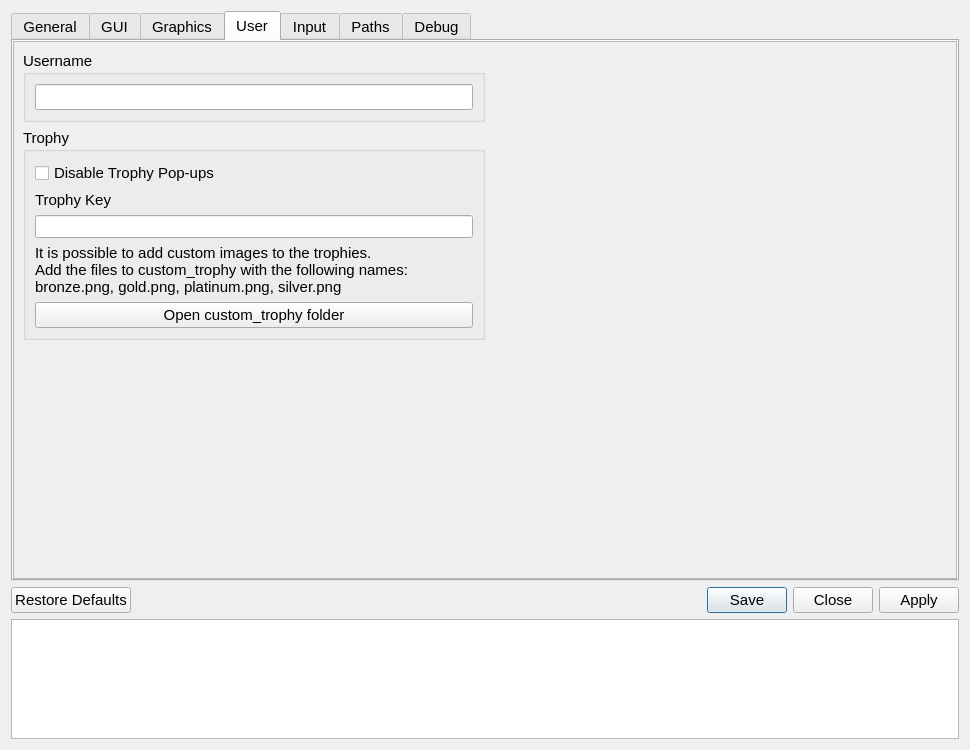
The window that src/qt_gui/settings_dialog.ui (shadps4-emu/shadPS4) describes before a commit, drawn with Qt 5.
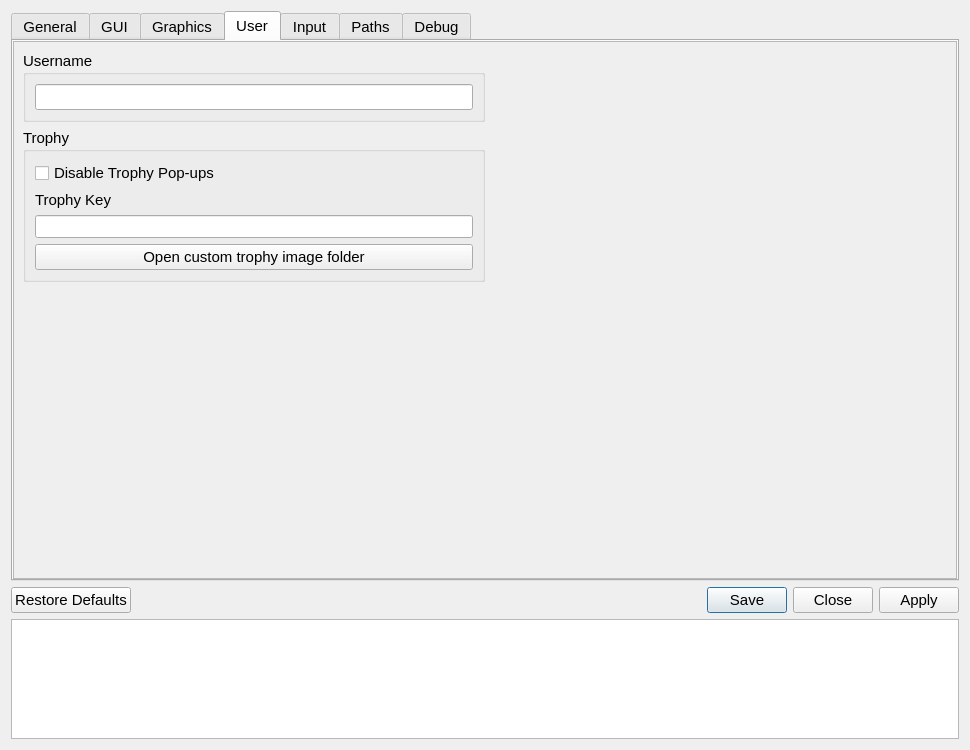
The same window after the commit. The open tabs and pages were chosen to show the change. Icons and pictures are not drawn.

What changed in the file:
```diff
--- a/src/qt_gui/settings_dialog.ui
+++ b/src/qt_gui/settings_dialog.ui
@@ -1292,18 +1292,9 @@
                         </widget>
                       </item>
                       <item>
-                        <widget class="QLabel" name="label_Custom_Trophy">
+                        <widget class="QPushButton" name="OpenCustomTrophyLocationButton">
                           <property name="text">
-                            <string>It is possible to add custom images to the trophies.
-Add the files to custom_trophy with the following names:
-bronze.png, gold.png, platinum.png, silver.png</string>
-                          </property>
-                        </widget>
-                      </item>
-                      <item>
-                        <widget class="QPushButton" name="OpenCustom_trophyLocationButton">
-                          <property name="text">
-                            <string>Open custom_trophy folder</string>
+                            <string>Open custom trophy image folder</string>
                           </property>
                         </widget>
                       </item>
```
Left out of the diff: 2 changed lines with no effect on the pictures.
